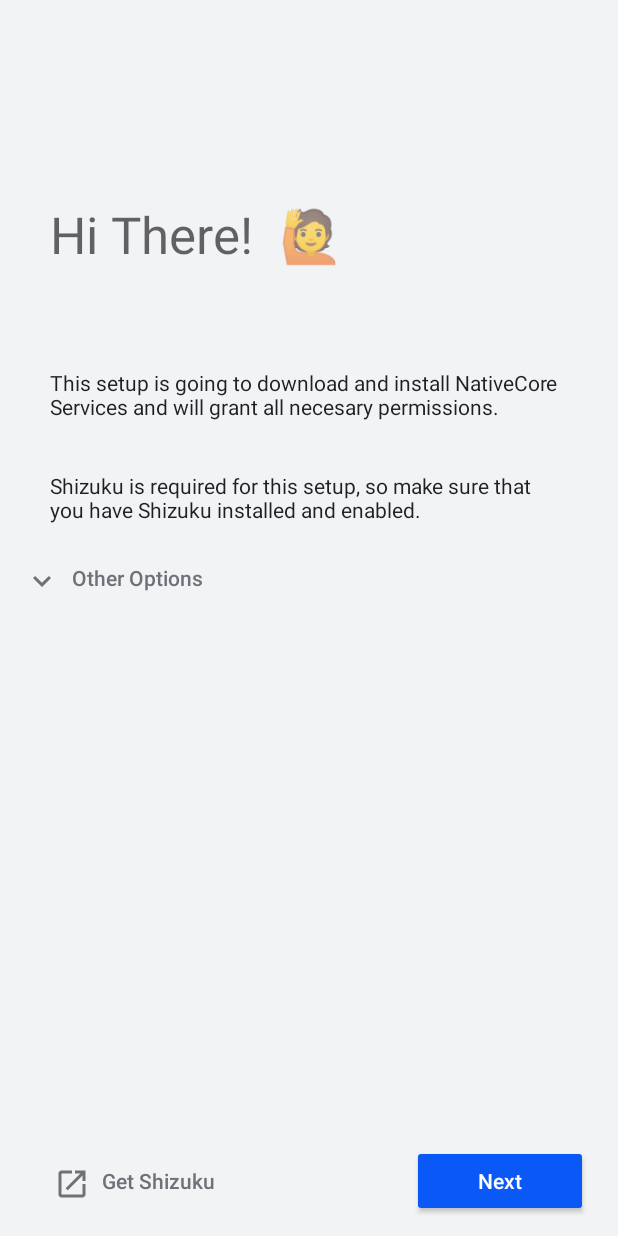
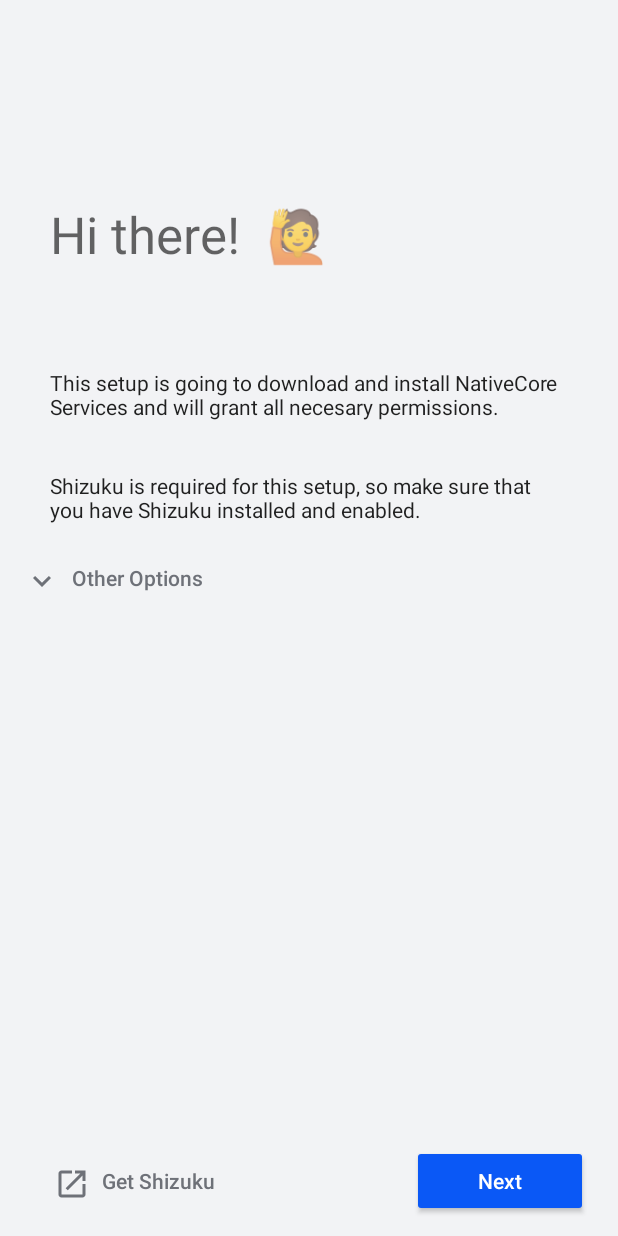
Before and after one commit to HLVG/NativeCoreSetup, an Android app: the screen it shows after launch (MainActivity), on a phone screen of 412 x 824 dp. Run offline under Robolectric (Android 15) with nearby library versions, the phone set to English and light mode, and no system bars.

Commit message:
some touches

```diff
--- a/app/src/main/res/layout/activity_main.xml
+++ b/app/src/main/res/layout/activity_main.xml
@@ -25,7 +25,7 @@
             android:paddingTop="200px"
             android:paddingEnd="50px"
             android:paddingRight="50px"
-            android:text="Hi There!  🙋"
+            android:text="Hi there!  🙋"
             android:textAppearance="@style/TextAppearance.AppCompat.Display1" />
 
         <TextView
```
Also changed, not shown: 1 other file.
